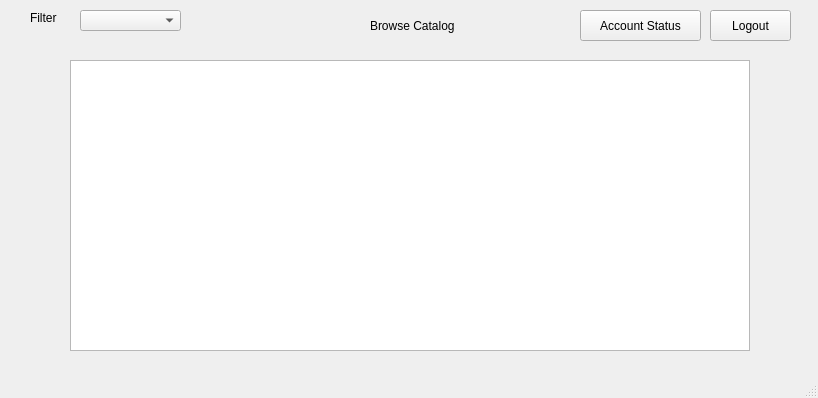
This is mainwindow.ui in ViraajB/HinLIBS as Qt 5 draws it before an edit. The edited form follows.
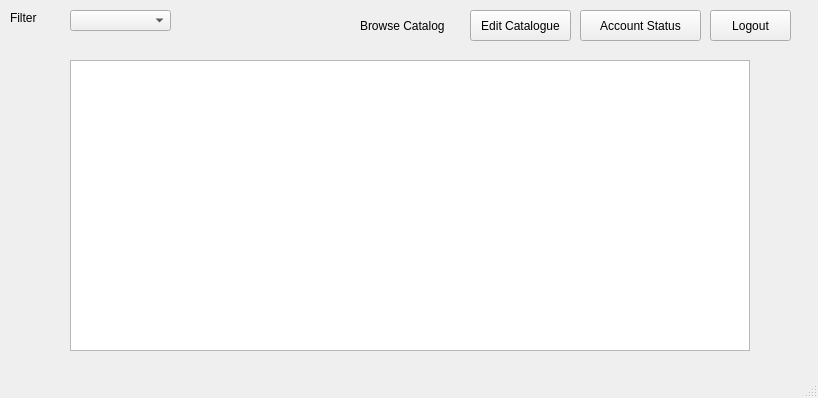
This is the edited form. The open tabs and pages were chosen to show the change.

Commit message: Final Push without admin

The edit to the form file:
```diff
--- a/mainwindow.ui
+++ b/mainwindow.ui
@@ -109,7 +109,7 @@
       <widget class="QLabel" name="browseFilterLabel">
        <property name="geometry">
         <rect>
-         <x>20</x>
+         <x>0</x>
          <y>10</y>
          <width>61</width>
          <height>16</height>
@@ -122,7 +122,7 @@
       <widget class="QLabel" name="browseTitleLabel">
        <property name="geometry">
         <rect>
-         <x>360</x>
+         <x>350</x>
          <y>10</y>
          <width>121</width>
          <height>31</height>
@@ -135,7 +135,7 @@
       <widget class="QComboBox" name="browseFilterBox">
        <property name="geometry">
         <rect>
-         <x>70</x>
+         <x>60</x>
          <y>10</y>
          <width>101</width>
          <height>21</height>
@@ -168,6 +168,19 @@
         <string>Logout</string>
        </property>
       </widget>
+      <widget class="QPushButton" name="browseEditCatalogueBtn">
+       <property name="geometry">
+        <rect>
+         <x>460</x>
+         <y>10</y>
+         <width>101</width>
+         <height>31</height>
+        </rect>
+       </property>
+       <property name="text">
+        <string>Edit Catalogue</string>
+       </property>
+      </widget>
      </widget>
      <widget class="QListWidget" name="browseIconList">
       <property name="geometry">
```
Left out of the diff: 18 changed lines with no effect on the pictures. The commit also changes 44 other files.
